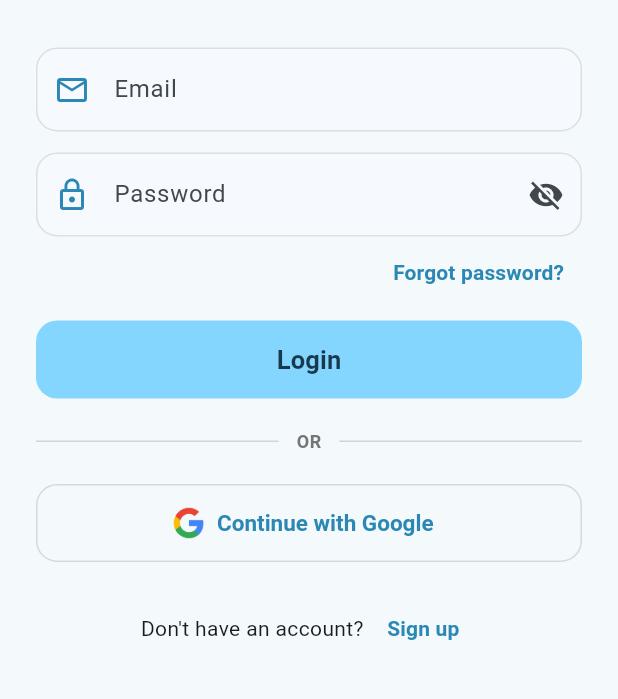
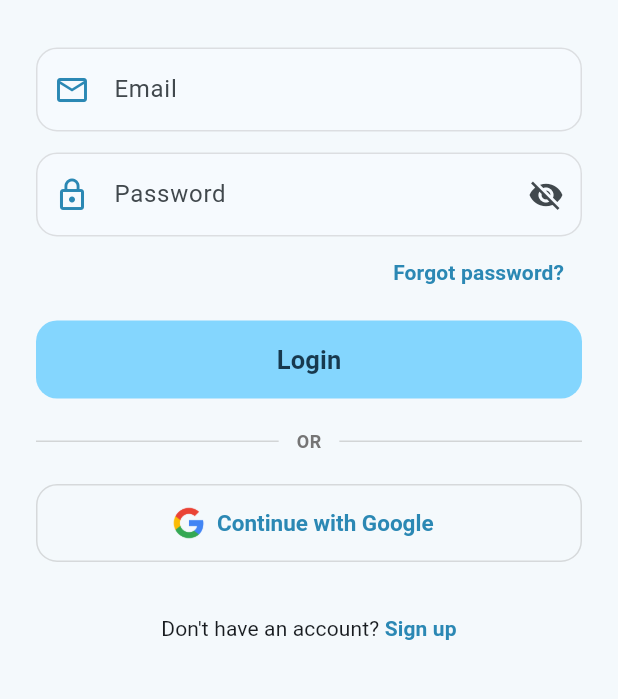
Before and after one commit to tasikokupatadze/OpportuNet, a Flutter app: the screen it shows after launch, on a phone screen of 412 x 824 dp, the part 68-767 px from its top. Run offline on Flutter 3.47's test engine with Material 3 defaults, Android fonts, the phone set to English and light mode, and no system bars; our stand-ins replace cloud_firestore, firebase_auth, firebase_core, firebase_messaging, firebase_storage, flutter_markdown and 5 more; accounts and stored records are empty.

Commit message:
Center Sign up / Log in links on auth screens
Co-Authored-By: Claude Opus 5.5 <noreply@anthropic.com>

```diff
--- a/lib/login.dart
+++ b/lib/login.dart
@@ -579,12 +579,7 @@ class _LoginScreenState extends State<LoginScreen> {
 
                   // SIGN-UP
                   Center(
-                    child: Wrap(
-                      alignment: WrapAlignment.center,
-                      crossAxisAlignment: WrapCrossAlignment.center,
-                      children: [
-                        const Text("Don't have an account? "),
-                        TextButton(
+                    child: TextButton(
                       onPressed: _isBusy
                           ? null
                           : () {
@@ -600,15 +595,29 @@ class _LoginScreenState extends State<LoginScreen> {
                         minimumSize: const Size(48, 48),
                         tapTargetSize: MaterialTapTargetSize.padded,
                       ),
-                          child: const Text(
-                            "Sign up",
+                      child: Text.rich(
+                        TextSpan(
+                          children: [
+                            TextSpan(
+                              text: "Don't have an account? ",
+                              style: TextStyle(
+                                color: Theme.of(
+                                  context,
+                                ).textTheme.bodyMedium?.color,
+                                fontWeight: FontWeight.normal,
+                              ),
+                            ),
+                            const TextSpan(
+                              text: "Sign up",
                               style: TextStyle(
                                 color: darkBrand,
                                 fontWeight: FontWeight.bold,
                               ),
                             ),
+                          ],
                         ),
-                      ],
+                        textAlign: TextAlign.center,
+                      ),
                     ),
                   ),
                 ],
```
Also changed, not shown: lib/signup.dart (+18 -9 lines). Lines whose indentation alone changed are shown as unchanged.
